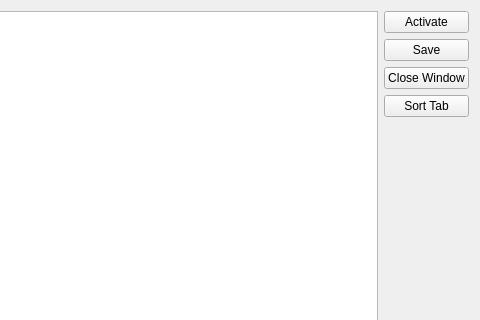
First picture: the form in src/ainesmile/Dialogs/windowlistdialog.ui, repository missdeer/ainesmile, before the edit; both pictures show x 206 to 686 and y 0 to 320 of the 686 by 466 pixel window.
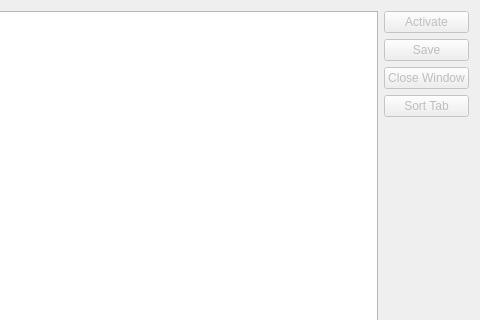
Second picture: the form after the edit. Icons and pictures are not drawn.

Commit message: (*)fixed window list dialog buttons enabled/disabled status

Patch:
```diff
--- a/src/ainesmile/Dialogs/windowlistdialog.ui
+++ b/src/ainesmile/Dialogs/windowlistdialog.ui
@@ -37,6 +37,9 @@
       <layout class="QVBoxLayout" name="verticalLayout" stretch="0,0,0,0,1,0">
        <item>
         <widget class="QPushButton" name="btnActivate">
+         <property name="enabled">
+          <bool>false</bool>
+         </property>
          <property name="text">
           <string>Activate</string>
          </property>
@@ -44,6 +47,9 @@
        </item>
        <item>
         <widget class="QPushButton" name="btnSave">
+         <property name="enabled">
+          <bool>false</bool>
+         </property>
          <property name="text">
           <string>Save</string>
          </property>
@@ -51,6 +57,9 @@
        </item>
        <item>
         <widget class="QPushButton" name="btnCloseWindow">
+         <property name="enabled">
+          <bool>false</bool>
+         </property>
          <property name="text">
           <string>Close Window</string>
          </property>
@@ -58,6 +67,9 @@
        </item>
        <item>
         <widget class="QPushButton" name="btnSortTab">
+         <property name="enabled">
+          <bool>false</bool>
+         </property>
          <property name="text">
           <string>Sort Tab</string>
          </property>
```
The commit also changes 1 other file.
